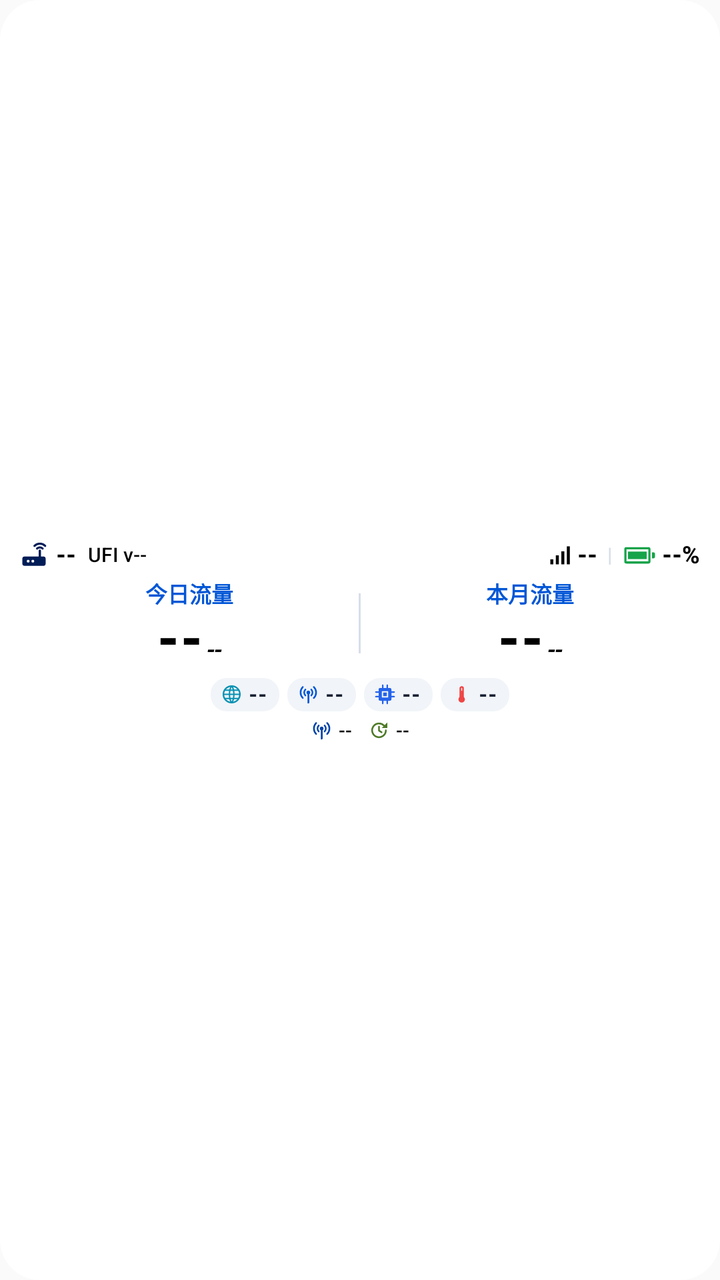
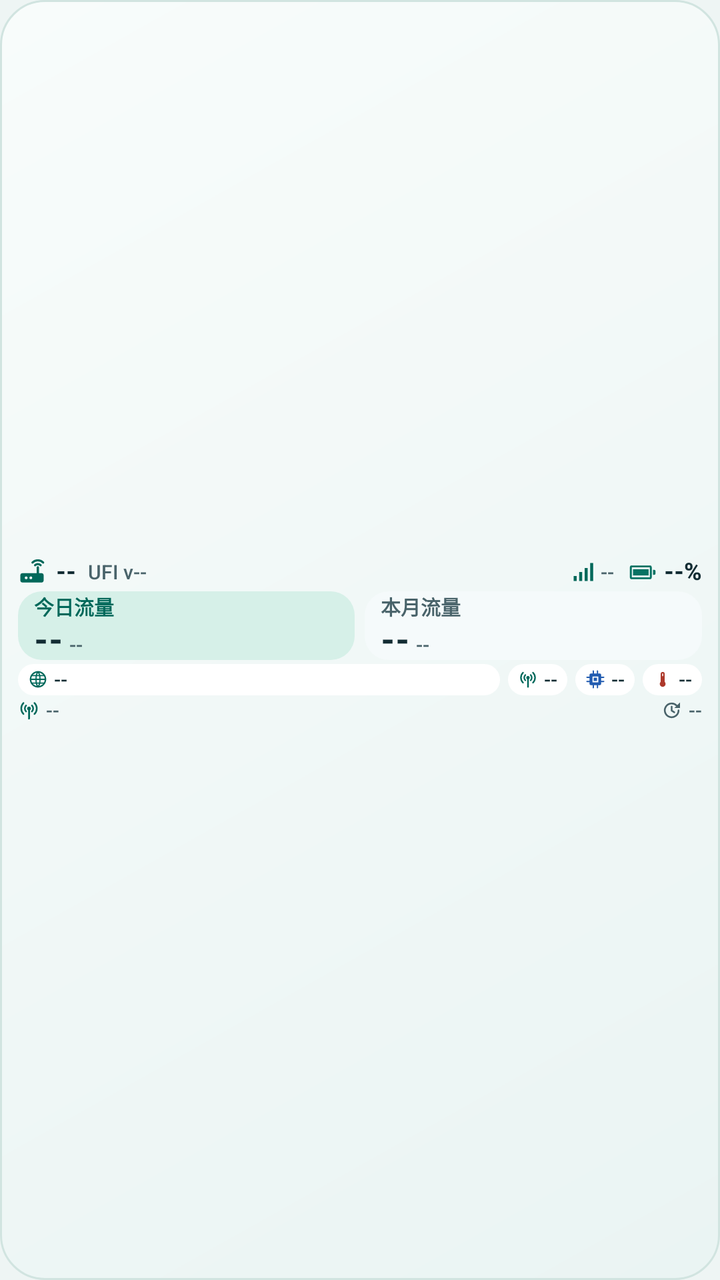

Before-and-after screenshots of an Android layout around one commit, followed by the original layout XML and the change that was made.
<!-- AndroidManifest.xml: application theme AppTheme -->
<!-- res/layout/widget_medium_compact.xml -->
<?xml version="1.0" encoding="utf-8"?>
<LinearLayout xmlns:android="http://schemas.android.com/apk/res/android"
    android:id="@+id/root"
    android:layout_width="match_parent" android:layout_height="match_parent"
    android:orientation="vertical" android:gravity="center_vertical"
    android:background="@drawable/widget_bg"
    android:paddingStart="10dp" android:paddingEnd="10dp" android:paddingTop="5dp" android:paddingBottom="5dp">
    <LinearLayout android:id="@+id/top_bar" android:layout_width="match_parent" android:layout_height="wrap_content"
        android:orientation="horizontal" android:gravity="center_vertical">
        <ImageView android:layout_width="14dp" android:layout_height="14dp" android:src="@drawable/ic_router" android:tint="@color/router" />
        <TextView android:id="@+id/model" style="@style/W.Title" android:layout_width="wrap_content" android:layout_height="wrap_content" android:text="--" android:layout_marginStart="4dp" android:maxLines="1"/>
        <TextView android:id="@+id/ufi_ver" style="@style/W.Small" android:layout_width="0dp" android:layout_weight="1"
            android:layout_height="wrap_content" android:layout_marginStart="6dp" android:maxLines="1" android:ellipsize="end"
            android:text="UFI v--"/>
        <ImageView android:layout_width="12dp" android:layout_height="12dp" android:src="@drawable/ic_signal" android:tint="@color/text" />
        <TextView android:id="@+id/signal_bar" style="@style/W.Title" android:layout_width="wrap_content" android:layout_height="wrap_content" android:text="--" android:layout_marginStart="3dp"/>
        <TextView style="@style/W.Small" android:layout_width="wrap_content" android:layout_height="wrap_content"
            android:layout_marginStart="5dp" android:layout_marginEnd="5dp" android:text="|" android:textColor="@color/divider"/>
        <ImageView android:id="@+id/bat_icon" android:layout_width="18dp" android:layout_height="18dp" android:src="@drawable/ic_bat_100"
            android:tint="#FF16A34A"/>
        <TextView android:id="@+id/battery" style="@style/W.Title" android:layout_width="wrap_content" android:layout_height="wrap_content" android:text="--%" android:layout_marginStart="2dp"/>
    </LinearLayout>
    <LinearLayout android:layout_width="match_parent" android:layout_height="wrap_content"
        android:orientation="horizontal" android:gravity="center_vertical" android:layout_marginTop="2dp" android:baselineAligned="false">
        <LinearLayout android:layout_width="0dp" android:layout_weight="1" android:layout_height="wrap_content"
            android:orientation="vertical" android:gravity="center_horizontal">
            <TextView style="@style/W.Label" android:layout_width="wrap_content" android:layout_height="wrap_content" android:text="今日流量"/>
            <LinearLayout android:layout_width="wrap_content" android:layout_height="wrap_content" android:orientation="horizontal"
                android:baselineAligned="true">
                <TextView android:id="@+id/daily_value" style="@style/W.Big" android:layout_width="wrap_content" android:layout_height="wrap_content" android:text="--" />
                <TextView android:id="@+id/daily_unit" style="@style/W.Unit" android:layout_width="wrap_content" android:layout_height="wrap_content" android:text="--" android:layout_marginStart="2dp"/>
            </LinearLayout>
        </LinearLayout>
        <FrameLayout android:layout_width="1dp" android:layout_height="30dp" android:background="@color/divider"/>
        <LinearLayout android:layout_width="0dp" android:layout_weight="1" android:layout_height="wrap_content"
            android:orientation="vertical" android:gravity="center_horizontal">
            <TextView style="@style/W.Label" android:layout_width="wrap_content" android:layout_height="wrap_content" android:text="本月流量"/>
            <LinearLayout android:layout_width="wrap_content" android:layout_height="wrap_content" android:orientation="horizontal"
                android:baselineAligned="true">
                <TextView android:id="@+id/monthly_value" style="@style/W.Big" android:layout_width="wrap_content" android:layout_height="wrap_content" android:text="--" />
                <TextView android:id="@+id/monthly_unit" style="@style/W.Unit" android:layout_width="wrap_content" android:layout_height="wrap_content" android:text="--" android:layout_marginStart="2dp"/>
            </LinearLayout>
        </LinearLayout>
    </LinearLayout>
    <LinearLayout android:layout_width="match_parent" android:layout_height="wrap_content"
        android:orientation="horizontal" android:gravity="center" android:layout_marginTop="4dp">
        <LinearLayout android:layout_width="wrap_content" android:layout_height="wrap_content"
            android:orientation="horizontal" android:gravity="center_vertical"
            android:background="@drawable/chip_bg" android:layout_marginEnd="4dp" 
            android:paddingStart="5dp" android:paddingEnd="6dp" android:paddingTop="2dp" android:paddingBottom="2dp">
            <ImageView android:layout_width="11dp" android:layout_height="11dp" android:src="@drawable/ic_globe" android:tint="@color/c_net" />
            <TextView android:id="@+id/net" style="@style/W.Chip" android:layout_width="wrap_content" android:layout_height="wrap_content" android:text="--" android:layout_marginStart="3dp" android:maxWidth="96dp" android:maxLines="1" android:ellipsize="end"/>
        </LinearLayout>
        <LinearLayout android:layout_width="wrap_content" android:layout_height="wrap_content"
            android:orientation="horizontal" android:gravity="center_vertical"
            android:background="@drawable/chip_bg" android:layout_marginEnd="4dp" 
            android:paddingStart="5dp" android:paddingEnd="6dp" android:paddingTop="2dp" android:paddingBottom="2dp">
            <ImageView android:layout_width="11dp" android:layout_height="11dp" android:src="@drawable/ic_antenna" android:tint="@color/accent" />
            <TextView android:id="@+id/band" style="@style/W.Chip" android:layout_width="wrap_content" android:layout_height="wrap_content" android:text="--" android:layout_marginStart="3dp" />
        </LinearLayout>
        <LinearLayout android:layout_width="wrap_content" android:layout_height="wrap_content"
            android:orientation="horizontal" android:gravity="center_vertical"
            android:background="@drawable/chip_bg" android:layout_marginEnd="4dp" 
            android:paddingStart="5dp" android:paddingEnd="6dp" android:paddingTop="2dp" android:paddingBottom="2dp">
            <ImageView android:layout_width="11dp" android:layout_height="11dp" android:src="@drawable/ic_cpu" android:tint="@color/c_cpu" />
            <TextView android:id="@+id/cpu" style="@style/W.Chip" android:layout_width="wrap_content" android:layout_height="wrap_content" android:text="--" android:layout_marginStart="3dp" />
        </LinearLayout>
        <LinearLayout android:layout_width="wrap_content" android:layout_height="wrap_content"
            android:orientation="horizontal" android:gravity="center_vertical"
            android:background="@drawable/chip_bg" 
            android:paddingStart="5dp" android:paddingEnd="6dp" android:paddingTop="2dp" android:paddingBottom="2dp">
            <ImageView android:layout_width="11dp" android:layout_height="11dp" android:src="@drawable/ic_temp" android:tint="@color/c_temp" />
            <TextView android:id="@+id/temp" style="@style/W.Chip" android:layout_width="wrap_content" android:layout_height="wrap_content" android:text="--" android:layout_marginStart="3dp" />
        </LinearLayout>
    </LinearLayout>
    <LinearLayout android:layout_width="match_parent" android:layout_height="wrap_content"
        android:orientation="horizontal" android:gravity="center" android:layout_marginTop="4dp">
        <LinearLayout android:id="@+id/signal_group" android:layout_width="wrap_content" android:layout_height="wrap_content"
            android:orientation="horizontal" android:gravity="center_vertical">
            <ImageView android:layout_width="11dp" android:layout_height="11dp" android:src="@drawable/ic_antenna" android:tint="@color/signal" />
            <TextView android:id="@+id/signal_detail" style="@style/W.Foot" android:layout_width="wrap_content" android:layout_height="wrap_content" android:text="--" android:layout_marginStart="3dp" android:maxLines="1"/>
        </LinearLayout>
        <TextView android:id="@+id/error_text" style="@style/W.Foot" android:layout_width="wrap_content" android:layout_height="wrap_content"
            android:textColor="#FFDC2626" android:maxLines="1" android:ellipsize="end" android:maxWidth="200dp" android:visibility="gone"/>
        <ImageView android:layout_width="11dp" android:layout_height="11dp" android:src="@drawable/ic_clock" android:tint="@color/clock" android:layout_marginStart="8dp"/>
        <TextView android:id="@+id/update_time" style="@style/W.Foot" android:layout_width="wrap_content" android:layout_height="wrap_content" android:text="--" android:layout_marginStart="3dp"/>
    </LinearLayout>
</LinearLayout>
<!-- resources referenced by this layout -->
<resources>
  <color name="accent">#FF0056D6</color>
  <color name="c_cpu">#FF2563EB</color>
  <color name="c_net">#FF0891B2</color>
  <color name="c_temp">#FFEF4444</color>
  <color name="clock">#FF4E7A27</color>
  <color name="divider">#FFD7DEE8</color>
  <color name="router">#FF011D57</color>
  <color name="signal">#FF0042A9</color>
  <color name="text">#FF000000</color>
  <!-- drawable chip_bg (drawable) -->
  <?xml version="1.0" encoding="utf-8"?>
  <shape xmlns:android="http://schemas.android.com/apk/res/android" android:shape="rectangle">
      <solid android:color="@color/chip_bg"/>
      <corners android:radius="8dp"/>
  </shape>
  <!-- drawable widget_bg (drawable) -->
  <?xml version="1.0" encoding="utf-8"?>
  <shape xmlns:android="http://schemas.android.com/apk/res/android" android:shape="rectangle">
      <solid android:color="@color/widget_bg"/>
      <corners android:radius="20dp"/>
  </shape>
  <style name="W.Big">
          <item name="android:textSize">26sp</item>
          <item name="android:fontFamily">sans-serif-black</item>
      </style>
  <style name="W.Chip">
          <item name="android:textSize">10.5sp</item>
          <item name="android:textStyle">bold</item>
          <item name="android:textColor">@color/secondary</item>
      </style>
  <style name="W.Foot">
          <item name="android:textSize">9.5sp</item>
      </style>
  <style name="W.Label">
          <item name="android:textSize">11sp</item>
          <item name="android:textStyle">bold</item>
          <item name="android:textColor">@color/accent</item>
      </style>
  <style name="W.Small">
          <item name="android:textSize">10sp</item>
      </style>
  <style name="W.Title">
          <item name="android:textSize">12sp</item>
          <item name="android:textStyle">bold</item>
      </style>
  <style name="W.Unit">
          <item name="android:textSize">12sp</item>
          <item name="android:fontFamily">serif</item>
          <item name="android:textStyle">bold|italic</item>
      </style>
  <style name="AppTheme" parent="@android:style/Theme.Material.Light.DarkActionBar">
          <item name="android:colorPrimary">#FF0056D6</item>
          <item name="android:colorPrimaryDark">#FF0040B8</item>
          <item name="android:colorAccent">#FF0056D6</item>
      </style>
  <color name="chip_bg">#FFF1F4F8</color>
  <color name="widget_bg">#FFFFFFFF</color>
  <color name="secondary">#FF172033</color>
  <!-- unchanged entries left out for length: 8 -->
</resources>

<!-- the commit's change to res/layout/widget_medium_compact.xml (unified diff, before → after) -->
@@ -4,85 +4,91 @@
     android:layout_width="match_parent" android:layout_height="match_parent"
     android:orientation="vertical" android:gravity="center_vertical"
     android:background="@drawable/widget_bg"
-    android:paddingStart="10dp" android:paddingEnd="10dp" android:paddingTop="5dp" android:paddingBottom="5dp">
+    android:paddingStart="9dp" android:paddingEnd="9dp" android:paddingTop="2dp" android:paddingBottom="2dp">
     <LinearLayout android:id="@+id/top_bar" android:layout_width="match_parent" android:layout_height="wrap_content"
         android:orientation="horizontal" android:gravity="center_vertical">
-        <ImageView android:layout_width="14dp" android:layout_height="14dp" android:src="@drawable/ic_router" android:tint="@color/router" />
-        <TextView android:id="@+id/model" style="@style/W.Title" android:layout_width="wrap_content" android:layout_height="wrap_content" android:text="--" android:layout_marginStart="4dp" android:maxLines="1"/>
+        <ImageView android:layout_width="14dp" android:layout_height="14dp" android:src="@drawable/ic_router" android:tint="@color/accent" />
+        <TextView android:id="@+id/model" style="@style/W.Title" android:layout_width="wrap_content" android:layout_height="wrap_content" android:text="--" android:layout_marginStart="5dp" android:maxWidth="104dp" android:maxLines="1" android:ellipsize="end"/>
         <TextView android:id="@+id/ufi_ver" style="@style/W.Small" android:layout_width="0dp" android:layout_weight="1"
-            android:layout_height="wrap_content" android:layout_marginStart="6dp" android:maxLines="1" android:ellipsize="end"
+            android:layout_height="wrap_content" android:layout_marginStart="6dp" android:layout_marginEnd="4dp" android:maxLines="1" android:ellipsize="end"
             android:text="UFI v--"/>
-        <ImageView android:layout_width="12dp" android:layout_height="12dp" android:src="@drawable/ic_signal" android:tint="@color/text" />
-        <TextView android:id="@+id/signal_bar" style="@style/W.Title" android:layout_width="wrap_content" android:layout_height="wrap_content" android:text="--" android:layout_marginStart="3dp"/>
-        <TextView style="@style/W.Small" android:layout_width="wrap_content" android:layout_height="wrap_content"
-            android:layout_marginStart="5dp" android:layout_marginEnd="5dp" android:text="|" android:textColor="@color/divider"/>
-        <ImageView android:id="@+id/bat_icon" android:layout_width="18dp" android:layout_height="18dp" android:src="@drawable/ic_bat_100"
-            android:tint="#FF16A34A"/>
-        <TextView android:id="@+id/battery" style="@style/W.Title" android:layout_width="wrap_content" android:layout_height="wrap_content" android:text="--%" android:layout_marginStart="2dp"/>
+        <ImageView android:layout_width="12dp" android:layout_height="12dp" android:src="@drawable/ic_signal" android:tint="@color/signal" />
+        <TextView android:id="@+id/signal_bar" style="@style/W.Small" android:layout_width="wrap_content" android:layout_height="wrap_content" android:text="--" android:layout_marginStart="3dp"/>
+        <ImageView android:id="@+id/bat_icon" android:layout_width="15dp" android:layout_height="15dp" android:src="@drawable/ic_bat_100"
+            android:layout_marginStart="7dp" android:tint="@color/c_wifi"/>
+        <TextView android:id="@+id/battery" style="@style/W.Title" android:layout_width="wrap_content" android:layout_height="wrap_content" android:text="--%" android:layout_marginStart="3dp"/>
     </LinearLayout>
     <LinearLayout android:layout_width="match_parent" android:layout_height="wrap_content"
-        android:orientation="horizontal" android:gravity="center_vertical" android:layout_marginTop="2dp" android:baselineAligned="false">
+        android:orientation="horizontal" android:layout_marginTop="2dp" android:baselineAligned="false">
         <LinearLayout android:layout_width="0dp" android:layout_weight="1" android:layout_height="wrap_content"
-            android:orientation="vertical" android:gravity="center_horizontal">
+            android:orientation="vertical" android:background="@drawable/traffic_daily_bg"
+            android:paddingStart="8dp" android:paddingEnd="8dp" android:paddingTop="0dp" android:paddingBottom="0dp">
             <TextView style="@style/W.Label" android:layout_width="wrap_content" android:layout_height="wrap_content" android:text="今日流量"/>
-            <LinearLayout android:layout_width="wrap_content" android:layout_height="wrap_content" android:orientation="horizontal"
-                android:baselineAligned="true">
-                <TextView android:id="@+id/daily_value" style="@style/W.Big" android:layout_width="wrap_content" android:layout_height="wrap_content" android:text="--" />
-                <TextView android:id="@+id/daily_unit" style="@style/W.Unit" android:layout_width="wrap_content" android:layout_height="wrap_content" android:text="--" android:layout_marginStart="2dp"/>
+            <LinearLayout android:layout_width="wrap_content" android:layout_height="wrap_content"
+                android:orientation="horizontal" android:baselineAligned="true">
+                <TextView android:id="@+id/daily_value" style="@style/W.BigCompact" android:layout_width="wrap_content"
+                    android:layout_height="wrap_content" android:layout_weight="1" android:maxLines="1" android:ellipsize="end"
+                    android:autoSizeTextType="uniform" android:autoSizeMinTextSize="12sp"
+                    android:autoSizeStepGranularity="1sp" android:text="--"/>
+                <TextView android:id="@+id/daily_unit" style="@style/W.Unit" android:layout_width="wrap_content" android:layout_height="wrap_content" android:text="--" android:layout_marginStart="3dp"/>
             </LinearLayout>
         </LinearLayout>
-        <FrameLayout android:layout_width="1dp" android:layout_height="30dp" android:background="@color/divider"/>
+        <FrameLayout android:layout_width="5dp" android:layout_height="1dp"/>
         <LinearLayout android:layout_width="0dp" android:layout_weight="1" android:layout_height="wrap_content"
-            android:orientation="vertical" android:gravity="center_horizontal">
-            <TextView style="@style/W.Label" android:layout_width="wrap_content" android:layout_height="wrap_content" android:text="本月流量"/>
-            <LinearLayout android:layout_width="wrap_content" android:layout_height="wrap_content" android:orientation="horizontal"
-                android:baselineAligned="true">
-                <TextView android:id="@+id/monthly_value" style="@style/W.Big" android:layout_width="wrap_content" android:layout_height="wrap_content" android:text="--" />
-                <TextView android:id="@+id/monthly_unit" style="@style/W.Unit" android:layout_width="wrap_content" android:layout_height="wrap_content" android:text="--" android:layout_marginStart="2dp"/>
+            android:orientation="vertical" android:background="@drawable/traffic_monthly_bg"
+            android:paddingStart="8dp" android:paddingEnd="8dp" android:paddingTop="0dp" android:paddingBottom="0dp">
+            <TextView style="@style/W.LabelMuted" android:layout_width="wrap_content" android:layout_height="wrap_content" android:text="本月流量"/>
+            <LinearLayout android:layout_width="wrap_content" android:layout_height="wrap_content"
+                android:orientation="horizontal" android:baselineAligned="true">
+                <TextView android:id="@+id/monthly_value" style="@style/W.BigCompact" android:layout_width="wrap_content"
+                    android:layout_height="wrap_content" android:layout_weight="1" android:maxLines="1" android:ellipsize="end"
+                    android:autoSizeTextType="uniform" android:autoSizeMinTextSize="12sp"
+                    android:autoSizeStepGranularity="1sp" android:text="--"/>
+                <TextView android:id="@+id/monthly_unit" style="@style/W.Unit" android:layout_width="wrap_content" android:layout_height="wrap_content" android:text="--" android:layout_marginStart="3dp"/>
             </LinearLayout>
         </LinearLayout>
     </LinearLayout>
     <LinearLayout android:layout_width="match_parent" android:layout_height="wrap_content"
-        android:orientation="horizontal" android:gravity="center" android:layout_marginTop="4dp">
-        <LinearLayout android:layout_width="wrap_content" android:layout_height="wrap_content"
+        android:orientation="horizontal" android:gravity="center_vertical" android:layout_marginTop="2dp">
+        <LinearLayout android:layout_width="0dp" android:layout_weight="1" android:layout_height="wrap_content"
             android:orientation="horizontal" android:gravity="center_vertical"
             android:background="@drawable/chip_bg" android:layout_marginEnd="4dp" 
-            android:paddingStart="5dp" android:paddingEnd="6dp" android:paddingTop="2dp" android:paddingBottom="2dp">
-            <ImageView android:layout_width="11dp" android:layout_height="11dp" android:src="@drawable/ic_globe" android:tint="@color/c_net" />
-            <TextView android:id="@+id/net" style="@style/W.Chip" android:layout_width="wrap_content" android:layout_height="wrap_content" android:text="--" android:layout_marginStart="3dp" android:maxWidth="96dp" android:maxLines="1" android:ellipsize="end"/>
+            android:paddingStart="5dp" android:paddingEnd="5dp" android:paddingTop="2dp" android:paddingBottom="2dp">
+            <ImageView android:layout_width="10dp" android:layout_height="10dp" android:src="@drawable/ic_globe" android:tint="@color/c_net" />
+            <TextView android:id="@+id/net" style="@style/W.Chip" android:layout_width="wrap_content" android:layout_height="wrap_content" android:text="--" android:layout_marginStart="3dp" android:maxLines="1" android:ellipsize="end"/>
         </LinearLayout>
         <LinearLayout android:layout_width="wrap_content" android:layout_height="wrap_content"
             android:orientation="horizontal" android:gravity="center_vertical"
             android:background="@drawable/chip_bg" android:layout_marginEnd="4dp" 
-            android:paddingStart="5dp" android:paddingEnd="6dp" android:paddingTop="2dp" android:paddingBottom="2dp">
-            <ImageView android:layout_width="11dp" android:layout_height="11dp" android:src="@drawable/ic_antenna" android:tint="@color/accent" />
-            <TextView android:id="@+id/band" style="@style/W.Chip" android:layout_width="wrap_content" android:layout_height="wrap_content" android:text="--" android:layout_marginStart="3dp" />
+            android:paddingStart="5dp" android:paddingEnd="5dp" android:paddingTop="2dp" android:paddingBottom="2dp">
+            <ImageView android:layout_width="10dp" android:layout_height="10dp" android:src="@drawable/ic_antenna" android:tint="@color/accent" />
+            <TextView android:id="@+id/band" style="@style/W.Chip" android:layout_width="wrap_content" android:layout_height="wrap_content" android:text="--" android:layout_marginStart="3dp" android:maxLines="1" android:ellipsize="end"/>
         </LinearLayout>
         <LinearLayout android:layout_width="wrap_content" android:layout_height="wrap_content"
             android:orientation="horizontal" android:gravity="center_vertical"
             android:background="@drawable/chip_bg" android:layout_marginEnd="4dp" 
-            android:paddingStart="5dp" android:paddingEnd="6dp" android:paddingTop="2dp" android:paddingBottom="2dp">
-            <ImageView android:layout_width="11dp" android:layout_height="11dp" android:src="@drawable/ic_cpu" android:tint="@color/c_cpu" />
-            <TextView android:id="@+id/cpu" style="@style/W.Chip" android:layout_width="wrap_content" android:layout_height="wrap_content" android:text="--" android:layout_marginStart="3dp" />
+            android:paddingStart="5dp" android:paddingEnd="5dp" android:paddingTop="2dp" android:paddingBottom="2dp">
+            <ImageView android:layout_width="10dp" android:layout_height="10dp" android:src="@drawable/ic_cpu" android:tint="@color/c_cpu" />
+            <TextView android:id="@+id/cpu" style="@style/W.Chip" android:layout_width="wrap_content" android:layout_height="wrap_content" android:text="--" android:layout_marginStart="3dp" android:maxLines="1" android:ellipsize="end"/>
         </LinearLayout>
         <LinearLayout android:layout_width="wrap_content" android:layout_height="wrap_content"
             android:orientation="horizontal" android:gravity="center_vertical"
             android:background="@drawable/chip_bg" 
-            android:paddingStart="5dp" android:paddingEnd="6dp" android:paddingTop="2dp" android:paddingBottom="2dp">
-            <ImageView android:layout_width="11dp" android:layout_height="11dp" android:src="@drawable/ic_temp" android:tint="@color/c_temp" />
-            <TextView android:id="@+id/temp" style="@style/W.Chip" android:layout_width="wrap_content" android:layout_height="wrap_content" android:text="--" android:layout_marginStart="3dp" />
+            android:paddingStart="5dp" android:paddingEnd="5dp" android:paddingTop="2dp" android:paddingBottom="2dp">
+            <ImageView android:layout_width="10dp" android:layout_height="10dp" android:src="@drawable/ic_temp" android:tint="@color/c_temp" />
+            <TextView android:id="@+id/temp" style="@style/W.Chip" android:layout_width="wrap_content" android:layout_height="wrap_content" android:text="--" android:layout_marginStart="3dp" android:maxLines="1" android:ellipsize="end"/>
         </LinearLayout>
     </LinearLayout>
     <LinearLayout android:layout_width="match_parent" android:layout_height="wrap_content"
-        android:orientation="horizontal" android:gravity="center" android:layout_marginTop="4dp">
-        <LinearLayout android:id="@+id/signal_group" android:layout_width="wrap_content" android:layout_height="wrap_content"
+        android:orientation="horizontal" android:gravity="center_vertical" android:layout_marginTop="2dp">
+        <LinearLayout android:id="@+id/signal_group" android:layout_width="0dp" android:layout_weight="1" android:layout_height="wrap_content"
             android:orientation="horizontal" android:gravity="center_vertical">
             <ImageView android:layout_width="11dp" android:layout_height="11dp" android:src="@drawable/ic_antenna" android:tint="@color/signal" />
-            <TextView android:id="@+id/signal_detail" style="@style/W.Foot" android:layout_width="wrap_content" android:layout_height="wrap_content" android:text="--" android:layout_marginStart="3dp" android:maxLines="1"/>
+            <TextView android:id="@+id/signal_detail" style="@style/W.Foot" android:layout_width="wrap_content" android:layout_height="wrap_content" android:text="--" android:layout_marginStart="3dp" android:maxLines="1" android:ellipsize="end"/>
         </LinearLayout>
-        <TextView android:id="@+id/error_text" style="@style/W.Foot" android:layout_width="wrap_content" android:layout_height="wrap_content"
-            android:textColor="#FFDC2626" android:maxLines="1" android:ellipsize="end" android:maxWidth="200dp" android:visibility="gone"/>
-        <ImageView android:layout_width="11dp" android:layout_height="11dp" android:src="@drawable/ic_clock" android:tint="@color/clock" android:layout_marginStart="8dp"/>
+        <TextView android:id="@+id/error_text" style="@style/W.Foot" android:layout_width="0dp" android:layout_weight="1"
+            android:layout_height="wrap_content" android:textColor="@color/error" android:maxLines="1" android:ellipsize="end" android:visibility="gone"/>
+        <ImageView android:layout_width="11dp" android:layout_height="11dp" android:src="@drawable/ic_clock" android:tint="@color/secondary" android:layout_marginStart="5dp"/>
         <TextView android:id="@+id/update_time" style="@style/W.Foot" android:layout_width="wrap_content" android:layout_height="wrap_content" android:text="--" android:layout_marginStart="3dp"/>
     </LinearLayout>
 </LinearLayout>
<!-- resource entries referenced after the edit -->
@@ -1,63 +1,90 @@
 <!-- resources referenced by this layout -->
 <resources>
-  <color name="accent">#FF0056D6</color>
-  <color name="c_cpu">#FF2563EB</color>
-  <color name="c_net">#FF0891B2</color>
-  <color name="c_temp">#FFEF4444</color>
-  <color name="clock">#FF4E7A27</color>
-  <color name="divider">#FFD7DEE8</color>
-  <color name="router">#FF011D57</color>
-  <color name="signal">#FF0042A9</color>
-  <color name="text">#FF000000</color>
+  <color name="accent">#FF00685A</color>
+  <color name="c_cpu">#FF215BB0</color>
+  <color name="c_net">#FF00685A</color>
+  <color name="c_temp">#FFAD392B</color>
+  <color name="c_wifi">#FF087263</color>
+  <color name="error">#FFB23130</color>
+  <color name="divider">#FFD1E4E0</color>
+  <color name="signal">#FF00685A</color>
   <!-- drawable chip_bg (drawable) -->
   <?xml version="1.0" encoding="utf-8"?>
   <shape xmlns:android="http://schemas.android.com/apk/res/android" android:shape="rectangle">
       <solid android:color="@color/chip_bg"/>
       <corners android:radius="8dp"/>
   </shape>
+  <!-- drawable traffic_daily_bg (drawable) -->
+  <?xml version="1.0" encoding="utf-8"?>
+  <shape xmlns:android="http://schemas.android.com/apk/res/android" android:shape="rectangle">
+      <solid android:color="@color/traffic_daily"/>
+      <corners android:radius="12dp"/>
+  </shape>
+  <!-- drawable traffic_monthly_bg (drawable) -->
+  <?xml version="1.0" encoding="utf-8"?>
+  <shape xmlns:android="http://schemas.android.com/apk/res/android" android:shape="rectangle">
+      <solid android:color="@color/traffic_monthly"/>
+      <corners android:radius="12dp"/>
+  </shape>
   <!-- drawable widget_bg (drawable) -->
   <?xml version="1.0" encoding="utf-8"?>
   <shape xmlns:android="http://schemas.android.com/apk/res/android" android:shape="rectangle">
-      <solid android:color="@color/widget_bg"/>
-      <corners android:radius="20dp"/>
+      <gradient android:startColor="@color/widget_bg" android:endColor="@color/widget_edge" android:angle="315"/>
+      <stroke android:width="1dp" android:color="@color/divider"/>
+      <corners android:radius="22dp"/>
   </shape>
+  <style name="W.BigCompact" parent="W.Big">
+          <item name="android:textSize">17sp</item>
+          <item name="android:autoSizeMaxTextSize">17sp</item>
+      </style>
   <style name="W.Big">
-          <item name="android:textSize">26sp</item>
-          <item name="android:fontFamily">sans-serif-black</item>
+          <item name="android:textSize">24sp</item>
+          <item name="android:autoSizeMaxTextSize">24sp</item>
+          <item name="android:fontFeatureSettings">tnum</item>
+          <item name="android:textStyle">bold</item>
       </style>
+  <color name="screen_bg">#FFEEF5F4</color>
   <style name="W.Chip">
-          <item name="android:textSize">10.5sp</item>
-          <item name="android:textStyle">bold</item>
-          <item name="android:textColor">@color/secondary</item>
+          <item name="android:textSize">10sp</item>
       </style>
   <style name="W.Foot">
           <item name="android:textSize">9.5sp</item>
+          <item name="android:textColor">@color/secondary</item>
       </style>
   <style name="W.Label">
-          <item name="android:textSize">11sp</item>
+          <item name="android:textSize">10sp</item>
           <item name="android:textStyle">bold</item>
           <item name="android:textColor">@color/accent</item>
       </style>
+  <style name="W.LabelMuted" parent="W.Label">
+          <item name="android:textColor">@color/secondary</item>
+      </style>
   <style name="W.Small">
           <item name="android:textSize">10sp</item>
+          <item name="android:textColor">@color/secondary</item>
       </style>
   <style name="W.Title">
           <item name="android:textSize">12sp</item>
           <item name="android:textStyle">bold</item>
       </style>
   <style name="W.Unit">
-          <item name="android:textSize">12sp</item>
-          <item name="android:fontFamily">serif</item>
-          <item name="android:textStyle">bold|italic</item>
+          <item name="android:textSize">10sp</item>
+          <item name="android:textColor">@color/secondary</item>
       </style>
-  <style name="AppTheme" parent="@android:style/Theme.Material.Light.DarkActionBar">
-          <item name="android:colorPrimary">#FF0056D6</item>
-          <item name="android:colorPrimaryDark">#FF0040B8</item>
-          <item name="android:colorAccent">#FF0056D6</item>
+  <style name="AppTheme" parent="@android:style/Theme.Material.Light.NoActionBar">
+          <item name="android:colorAccent">@color/accent</item>
+          <item name="android:windowBackground">@color/screen_bg</item>
+          <item name="android:statusBarColor">@color/screen_bg</item>
+          <item name="android:navigationBarColor">@color/screen_bg</item>
+          <item name="android:windowLightStatusBar">true</item>
+          <item name="android:windowLightNavigationBar">true</item>
       </style>
-  <color name="chip_bg">#FFF1F4F8</color>
-  <color name="widget_bg">#FFFFFFFF</color>
-  <color name="secondary">#FF172033</color>
+  <color name="chip_bg">#FFFFFFFF</color>
+  <color name="traffic_daily">#FFD6F0E8</color>
+  <color name="traffic_monthly">#FFF5FAFB</color>
+  <color name="widget_bg">#FFF8FCFB</color>
+  <color name="widget_edge">#FFEAF4F3</color>
+  <color name="secondary">#FF49636A</color>
   <!-- unchanged entries left out for length: 8 -->
 </resources>
 
